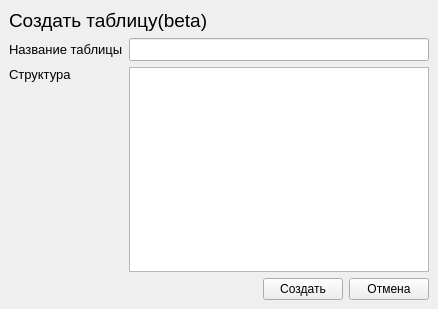
Qt form UIs/new_table.ui (MaxGyverTech/DBviewer) before a commit.
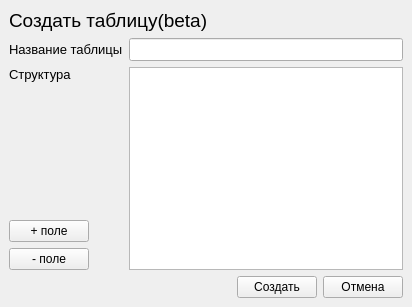
The same form after that commit.

```diff
--- a/UIs/new_table.ui
+++ b/UIs/new_table.ui
@@ -6,15 +6,15 @@
    <rect>
     <x>0</x>
     <y>0</y>
-    <width>438</width>
-    <height>309</height>
+    <width>412</width>
+    <height>307</height>
    </rect>
   </property>
   <property name="windowTitle">
    <string>MainWindow</string>
   </property>
   <widget class="QWidget" name="centralwidget">
-   <layout class="QVBoxLayout" name="verticalLayout">
+   <layout class="QVBoxLayout" name="verticalLayout_2">
     <item>
      <widget class="QLabel" name="label">
       <property name="font">
@@ -54,10 +54,9 @@
         </property>
        </widget>
       </item>
-      <item row="2" column="1">
-       <widget class="QPlainTextEdit" name="textEditE"/>
-      </item>
-      <item row="2" column="0">
+      <item row="1" column="0">
+       <layout class="QVBoxLayout" name="verticalLayout">
+        <item>
        <widget class="QLabel" name="label_3">
         <property name="font">
          <font>
@@ -71,6 +70,38 @@
          <set>Qt::AlignLeading|Qt::AlignLeft|Qt::AlignTop</set>
         </property>
        </widget>
+        </item>
+        <item>
+         <spacer name="verticalSpacer">
+          <property name="orientation">
+           <enum>Qt::Vertical</enum>
+          </property>
+          <property name="sizeHint" stdset="0">
+           <size>
+            <width>20</width>
+            <height>40</height>
+           </size>
+          </property>
+         </spacer>
+        </item>
+        <item>
+         <widget class="QPushButton" name="newWriteBtn">
+          <property name="text">
+           <string>+ поле</string>
+          </property>
+         </widget>
+        </item>
+        <item>
+         <widget class="QPushButton" name="delWriteBtn">
+          <property name="text">
+           <string>- поле</string>
+          </property>
+         </widget>
+        </item>
+       </layout>
+      </item>
+      <item row="1" column="1">
+       <widget class="QListWidget" name="listWidget"/>
       </item>
      </layout>
     </item>
```
Lines whose indentation alone changed are shown as unchanged.
